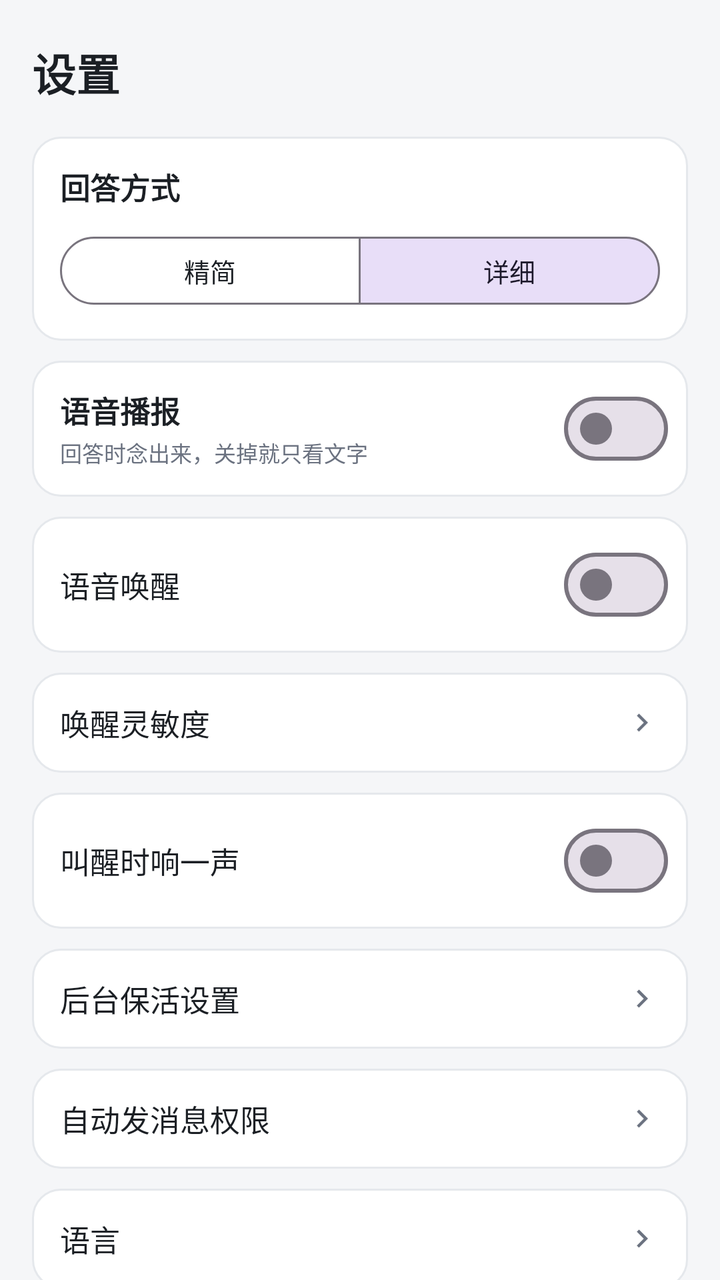
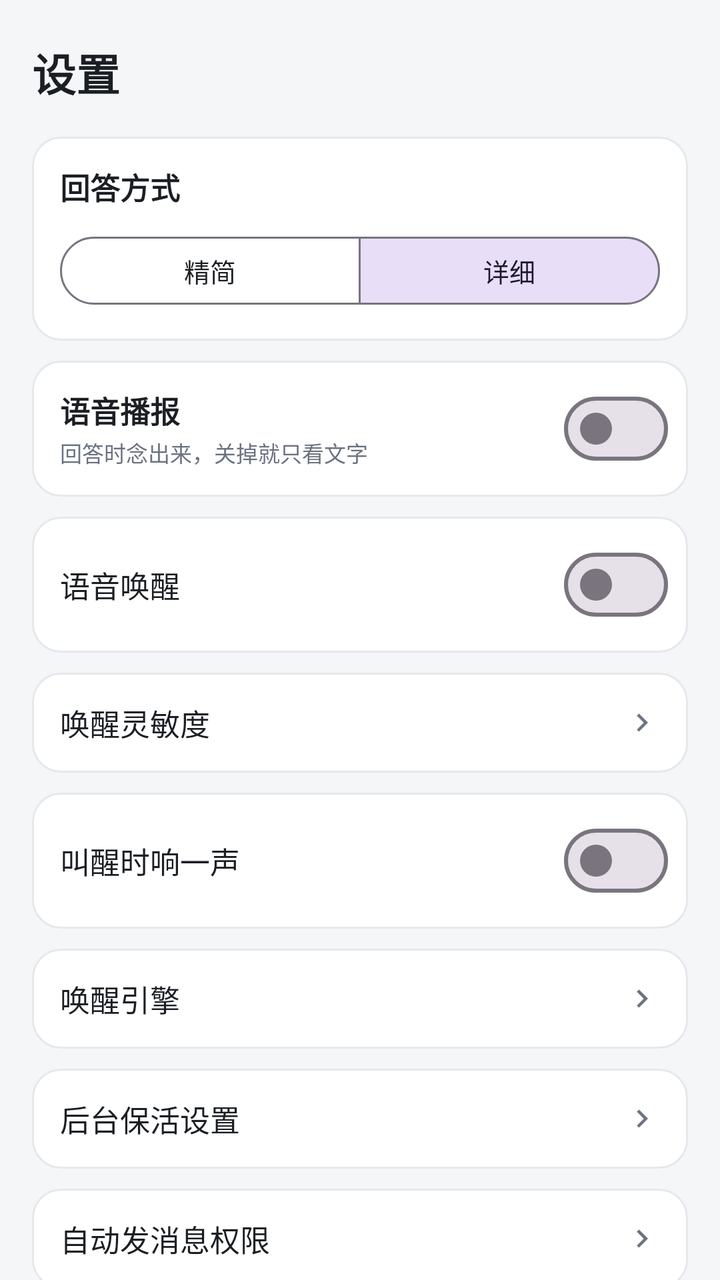

An Android layout rendered at two revisions. The XML below is the earlier revision; the diff shows what the commit changed to produce the second picture.
<!-- AndroidManifest.xml: application theme Theme.VoiceAssistant -->
<!-- res/layout/fragment_settings.xml -->
<?xml version="1.0" encoding="utf-8"?>
<ScrollView xmlns:android="http://schemas.android.com/apk/res/android"
    xmlns:app="http://schemas.android.com/apk/res-auto"
    android:layout_width="match_parent"
    android:layout_height="match_parent"
    android:background="@color/bg_app"
    android:fillViewport="true"
    android:scrollbars="none">

    <LinearLayout
        android:layout_width="match_parent"
        android:layout_height="wrap_content"
        android:orientation="vertical"
        android:paddingStart="16dp"
        android:paddingTop="20dp"
        android:paddingEnd="16dp"
        android:paddingBottom="28dp">

        <TextView
            android:layout_width="wrap_content"
            android:layout_height="wrap_content"
            android:text="@string/settings_title"
            android:textColor="@color/text_primary"
            android:textSize="22sp"
            android:textStyle="bold" />

        
        <LinearLayout
            android:layout_width="match_parent"
            android:layout_height="wrap_content"
            android:layout_marginTop="16dp"
            android:background="@drawable/bg_card"
            android:orientation="vertical"
            android:padding="14dp">

            <TextView
                android:layout_width="wrap_content"
                android:layout_height="wrap_content"
                android:text="@string/settings_answer_style"
                android:textColor="@color/text_primary"
                android:textSize="15sp"
                android:textStyle="bold" />

            <com.google.android.material.button.MaterialButtonToggleGroup
                android:id="@+id/toggleStyle"
                android:layout_width="match_parent"
                android:layout_height="wrap_content"
                android:layout_marginTop="10dp"
                app:checkedButton="@+id/btnStyleDetailed"
                app:selectionRequired="true"
                app:singleSelection="true">

                <com.google.android.material.button.MaterialButton
                    android:id="@+id/btnStyleConcise"
                    style="@style/Widget.Material3.Button.OutlinedButton"
                    android:layout_width="0dp"
                    android:layout_height="wrap_content"
                    android:layout_weight="1"
                    android:minHeight="42dp"
                    android:text="@string/settings_style_concise"
                    android:textSize="13sp" />

                <com.google.android.material.button.MaterialButton
                    android:id="@+id/btnStyleDetailed"
                    style="@style/Widget.Material3.Button.OutlinedButton"
                    android:layout_width="0dp"
                    android:layout_height="wrap_content"
                    android:layout_weight="1"
                    android:minHeight="42dp"
                    android:text="@string/settings_style_detailed"
                    android:textSize="13sp" />
            </com.google.android.material.button.MaterialButtonToggleGroup>
        </LinearLayout>

        
        <LinearLayout
            android:layout_width="match_parent"
            android:layout_height="wrap_content"
            android:layout_marginTop="10dp"
            android:background="@drawable/bg_card"
            android:gravity="center_vertical"
            android:orientation="horizontal"
            android:paddingStart="14dp"
            android:paddingTop="10dp"
            android:paddingEnd="10dp"
            android:paddingBottom="10dp">

            <LinearLayout
                android:layout_width="0dp"
                android:layout_height="wrap_content"
                android:layout_weight="1"
                android:orientation="vertical">

                <TextView
                    android:layout_width="wrap_content"
                    android:layout_height="wrap_content"
                    android:text="@string/settings_speak"
                    android:textColor="@color/text_primary"
                    android:textSize="15sp"
                    android:textStyle="bold" />

                <TextView
                    android:layout_width="wrap_content"
                    android:layout_height="wrap_content"
                    android:layout_marginTop="2dp"
                    android:text="@string/settings_speak_desc"
                    android:textColor="@color/text_secondary"
                    android:textSize="11sp" />
            </LinearLayout>

            <com.google.android.material.materialswitch.MaterialSwitch
                android:id="@+id/switchSpeak"
                android:layout_width="wrap_content"
                android:layout_height="wrap_content" />
        </LinearLayout>

        
        <LinearLayout
            android:layout_width="match_parent"
            android:layout_height="wrap_content"
            android:layout_marginTop="10dp"
            android:background="@drawable/bg_card"
            android:gravity="center_vertical"
            android:orientation="horizontal"
            android:paddingStart="14dp"
            android:paddingTop="10dp"
            android:paddingEnd="10dp"
            android:paddingBottom="10dp">

            <TextView
                android:layout_width="0dp"
                android:layout_height="wrap_content"
                android:layout_weight="1"
                android:text="@string/settings_wake"
                android:textColor="@color/text_primary"
                android:textSize="15sp" />

            <com.google.android.material.materialswitch.MaterialSwitch
                android:id="@+id/switchWake"
                android:layout_width="wrap_content"
                android:layout_height="wrap_content" />
        </LinearLayout>

        
        <LinearLayout
            android:id="@+id/rowWakeSensitivity"
            android:layout_width="match_parent"
            android:layout_height="wrap_content"
            android:layout_marginTop="10dp"
            android:background="@drawable/bg_card"
            android:clickable="true"
            android:focusable="true"
            android:foreground="?attr/selectableItemBackground"
            android:gravity="center_vertical"
            android:orientation="horizontal"
            android:padding="14dp">

            <TextView
                android:layout_width="0dp"
                android:layout_height="wrap_content"
                android:layout_weight="1"
                android:text="@string/settings_wake_sensitivity"
                android:textColor="@color/text_primary"
                android:textSize="15sp" />

            <TextView
                android:id="@+id/tvWakeSensitivityValue"
                android:layout_width="wrap_content"
                android:layout_height="wrap_content"
                android:textColor="@color/text_secondary"
                android:textSize="14sp" />

            <ImageView
                android:layout_width="18dp"
                android:layout_height="18dp"
                android:layout_marginStart="6dp"
                android:contentDescription="@string/settings_wake_sensitivity"
                android:rotation="-90"
                android:src="@drawable/ic_chevron_down"
                app:tint="@color/text_secondary" />
        </LinearLayout>

        
        <LinearLayout
            android:layout_width="match_parent"
            android:layout_height="wrap_content"
            android:layout_marginTop="10dp"
            android:background="@drawable/bg_card"
            android:gravity="center_vertical"
            android:orientation="horizontal"
            android:paddingStart="14dp"
            android:paddingTop="10dp"
            android:paddingEnd="10dp"
            android:paddingBottom="10dp">

            <TextView
                android:layout_width="0dp"
                android:layout_height="wrap_content"
                android:layout_weight="1"
                android:text="@string/settings_wake_beep"
                android:textColor="@color/text_primary"
                android:textSize="15sp" />

            <com.google.android.material.materialswitch.MaterialSwitch
                android:id="@+id/switchWakeBeep"
                android:layout_width="wrap_content"
                android:layout_height="wrap_content" />
        </LinearLayout>

        
        <LinearLayout
            android:id="@+id/rowBattery"
            android:layout_width="match_parent"
            android:layout_height="wrap_content"
            android:layout_marginTop="10dp"
            android:background="@drawable/bg_card"
            android:clickable="true"
            android:focusable="true"
            android:foreground="?attr/selectableItemBackground"
            android:gravity="center_vertical"
            android:orientation="horizontal"
            android:padding="14dp">

            <TextView
                android:layout_width="0dp"
                android:layout_height="wrap_content"
                android:layout_weight="1"
                android:text="@string/settings_battery"
                android:textColor="@color/text_primary"
                android:textSize="15sp" />

            <ImageView
                android:layout_width="18dp"
                android:layout_height="18dp"
                android:contentDescription="@string/settings_battery"
                android:rotation="-90"
                android:src="@drawable/ic_chevron_down"
                app:tint="@color/text_secondary" />
        </LinearLayout>

        
        <LinearLayout
            android:id="@+id/rowAccessibility"
            android:layout_width="match_parent"
            android:layout_height="wrap_content"
            android:layout_marginTop="10dp"
            android:background="@drawable/bg_card"
            android:clickable="true"
            android:focusable="true"
            android:foreground="?attr/selectableItemBackground"
            android:gravity="center_vertical"
            android:orientation="horizontal"
            android:padding="14dp">

            <TextView
                android:layout_width="0dp"
                android:layout_height="wrap_content"
                android:layout_weight="1"
                android:text="@string/settings_access"
                android:textColor="@color/text_primary"
                android:textSize="15sp" />

            <ImageView
                android:layout_width="18dp"
                android:layout_height="18dp"
                android:contentDescription="@string/settings_access"
                android:rotation="-90"
                android:src="@drawable/ic_chevron_down"
                app:tint="@color/text_secondary" />
        </LinearLayout>

        
        <LinearLayout
            android:id="@+id/rowLanguage"
            android:layout_width="match_parent"
            android:layout_height="wrap_content"
            android:layout_marginTop="10dp"
            android:background="@drawable/bg_card"
            android:clickable="true"
            android:focusable="true"
            android:foreground="?attr/selectableItemBackground"
            android:gravity="center_vertical"
            android:orientation="horizontal"
            android:padding="14dp">

            <TextView
                android:layout_width="0dp"
                android:layout_height="wrap_content"
                android:layout_weight="1"
                android:text="@string/settings_language"
                android:textColor="@color/text_primary"
                android:textSize="15sp" />

            <TextView
                android:id="@+id/tvLanguageValue"
                android:layout_width="wrap_content"
                android:layout_height="wrap_content"
                android:layout_marginEnd="6dp"
                android:textColor="@color/text_secondary"
                android:textSize="14sp" />

            <ImageView
                android:layout_width="18dp"
                android:layout_height="18dp"
                android:contentDescription="@string/settings_language_title"
                android:rotation="-90"
                android:src="@drawable/ic_chevron_down"
                app:tint="@color/text_secondary" />
        </LinearLayout>

        
        <LinearLayout
            android:layout_width="match_parent"
            android:layout_height="wrap_content"
            android:layout_marginTop="10dp"
            android:background="@drawable/bg_card"
            android:orientation="vertical"
            android:padding="14dp">

            <TextView
                android:layout_width="wrap_content"
                android:layout_height="wrap_content"
                android:text="@string/settings_account"
                android:textColor="@color/text_primary"
                android:textSize="15sp"
                android:textStyle="bold" />

            <TextView
                android:id="@+id/tvAccount"
                android:layout_width="match_parent"
                android:layout_height="wrap_content"
                android:layout_marginTop="6dp"
                android:textColor="@color/text_secondary"
                android:textSize="13sp" />

            <com.google.android.material.button.MaterialButton
                android:id="@+id/btnLogout"
                style="@style/Widget.Material3.Button.OutlinedButton"
                android:layout_width="match_parent"
                android:layout_height="wrap_content"
                android:layout_marginTop="10dp"
                android:text="@string/settings_logout"
                android:textSize="13sp"
                app:cornerRadius="18dp" />
        </LinearLayout>

        
        <LinearLayout
            android:layout_width="match_parent"
            android:layout_height="wrap_content"
            android:layout_marginTop="10dp"
            android:background="@drawable/bg_card"
            android:orientation="vertical"
            android:padding="14dp">

            <TextView
                android:layout_width="wrap_content"
                android:layout_height="wrap_content"
                android:text="@string/settings_about"
                android:textColor="@color/text_primary"
                android:textSize="15sp"
                android:textStyle="bold" />

            <TextView
                android:id="@+id/tvVersion"
                android:layout_width="match_parent"
                android:layout_height="wrap_content"
                android:layout_marginTop="6dp"
                android:textColor="@color/text_secondary"
                android:textSize="13sp" />

            <View
                android:layout_width="match_parent"
                android:layout_height="1dp"
                android:layout_marginTop="12dp"
                android:layout_marginBottom="4dp"
                android:background="@color/bubble_bot_stroke" />

            
            <LinearLayout
                android:id="@+id/rowModel"
                android:layout_width="match_parent"
                android:layout_height="wrap_content"
                android:background="?attr/selectableItemBackground"
                android:clickable="true"
                android:focusable="true"
                android:gravity="center_vertical"
                android:minHeight="44dp"
                android:orientation="horizontal">

                <TextView
                    android:layout_width="0dp"
                    android:layout_height="wrap_content"
                    android:layout_weight="1"
                    android:text="@string/settings_model_row"
                    android:textColor="@color/text_primary"
                    android:textSize="15sp" />

                <TextView
                    android:id="@+id/tvModelValue"
                    android:layout_width="wrap_content"
                    android:layout_height="wrap_content"
                    android:layout_marginEnd="6dp"
                    android:textColor="@color/text_secondary"
                    android:textSize="14sp" />

                <ImageView
                    android:layout_width="18dp"
                    android:layout_height="18dp"
                    android:contentDescription="@string/settings_model_row"
                    android:rotation="-90"
                    android:src="@drawable/ic_chevron_down"
                    app:tint="@color/text_secondary" />
            </LinearLayout>

            <com.google.android.material.button.MaterialButton
                android:id="@+id/btnResetSettings"
                style="@style/Widget.Material3.Button.OutlinedButton"
                android:layout_width="match_parent"
                android:layout_height="wrap_content"
                android:layout_marginTop="10dp"
                android:text="@string/settings_reset"
                android:textSize="13sp"
                app:cornerRadius="18dp" />
        </LinearLayout>

    </LinearLayout>
</ScrollView>
<!-- resources referenced by this layout -->
<resources>
  <color name="bg_app">#F5F6F8</color>
  <color name="bubble_bot_stroke">#E5E8EC</color>
  <color name="text_primary">#1B1F24</color>
  <color name="text_secondary">#6B7280</color>
  <!-- drawable bg_card (drawable) -->
  <?xml version="1.0" encoding="utf-8"?>
  <shape xmlns:android="http://schemas.android.com/apk/res/android"
      android:shape="rectangle">
      <solid android:color="@color/surface" />
      <corners android:radius="14dp" />
      <stroke
          android:width="1dp"
          android:color="@color/bubble_bot_stroke" />
  </shape>
  <!-- drawable ic_chevron_down (drawable) -->
  <vector xmlns:android="http://schemas.android.com/apk/res/android"
      android:width="24dp"
      android:height="24dp"
      android:viewportWidth="24"
      android:viewportHeight="24">
      <path
          android:fillColor="#FF000000"
          android:pathData="M7.41,8.59L12,13.17l4.59,-4.58L18,10l-6,6 -6,-6 1.41,-1.41z" />
  </vector>
  <string name="settings_about">关于</string>
  <string name="settings_access">自动发消息权限</string>
  <string name="settings_account">账号</string>
  <string name="settings_answer_style">回答方式</string>
  <string name="settings_battery">后台保活设置</string>
  <string name="settings_language">语言</string>
  <string name="settings_language_title">选择界面语言</string>
  <string name="settings_logout">退出登录</string>
  <string name="settings_model_row">AI 模型</string>
  <string name="settings_reset">恢复默认设置</string>
  <string name="settings_speak">语音播报</string>
  <string name="settings_speak_desc">回答时念出来，关掉就只看文字</string>
  <string name="settings_style_concise">精简</string>
  <string name="settings_style_detailed">详细</string>
  <string name="settings_title">设置</string>
  <string name="settings_wake">语音唤醒</string>
  <string name="settings_wake_beep">叫醒时响一声</string>
  <string name="settings_wake_sensitivity">唤醒灵敏度</string>
  <style name="Theme.VoiceAssistant" parent="Base.Theme.VoiceAssistant" />
  <color name="surface">#FFFFFFFF</color>
  <style name="Base.Theme.VoiceAssistant" parent="Theme.Material3.Light.NoActionBar">
          
          <item name="colorPrimary">@color/brand_primary</item>
          <item name="colorOnPrimary">@color/white</item>
          <item name="colorPrimaryContainer">@color/chip_bg</item>
          <item name="colorOnPrimaryContainer">@color/brand_primary_dark</item>
          <item name="colorSurface">@color/surface</item>
          <item name="colorOnSurface">@color/text_primary</item>
          <item name="colorSurfaceVariant">@color/input_bg</item>
          <item name="colorOnSurfaceVariant">@color/text_secondary</item>
          <item name="android:colorBackground">@color/bg_app</item>
  
          
          <item name="android:windowBackground">@color/bg_app</item>
  
          
          <item name="android:statusBarColor">@android:color/transparent</item>
          <item name="android:navigationBarColor">@android:color/transparent</item>
          <item name="android:windowLightStatusBar">true</item>
          <item name="android:windowLightNavigationBar">true</item>
          <item name="android:windowDrawsSystemBarBackgrounds">true</item>
  
          
          <item name="android:forceDarkAllowed" tools:targetApi="q">false</item>
      </style>
  <color name="brand_primary">#2F6FED</color>
  <color name="white">#FFFFFFFF</color>
  <color name="chip_bg">#EAF1FE</color>
  <color name="brand_primary_dark">#1E4FBF</color>
  <color name="input_bg">#F1F3F5</color>
</resources>

<!-- the commit's change to res/layout/fragment_settings.xml (unified diff, before → after) -->
@@ -209,6 +209,45 @@
 
         
         <LinearLayout
+            android:id="@+id/rowWakeEngine"
+            android:layout_width="match_parent"
+            android:layout_height="wrap_content"
+            android:layout_marginTop="10dp"
+            android:background="@drawable/bg_card"
+            android:clickable="true"
+            android:focusable="true"
+            android:foreground="?attr/selectableItemBackground"
+            android:gravity="center_vertical"
+            android:orientation="horizontal"
+            android:padding="14dp">
+
+            <TextView
+                android:layout_width="0dp"
+                android:layout_height="wrap_content"
+                android:layout_weight="1"
+                android:text="@string/settings_wake_engine"
+                android:textColor="@color/text_primary"
+                android:textSize="15sp" />
+
+            <TextView
+                android:id="@+id/tvWakeEngineValue"
+                android:layout_width="wrap_content"
+                android:layout_height="wrap_content"
+                android:textColor="@color/text_secondary"
+                android:textSize="14sp" />
+
+            <ImageView
+                android:layout_width="18dp"
+                android:layout_height="18dp"
+                android:layout_marginStart="6dp"
+                android:contentDescription="@string/settings_wake_engine"
+                android:rotation="-90"
+                android:src="@drawable/ic_chevron_down"
+                app:tint="@color/text_secondary" />
+        </LinearLayout>
+
+        
+        <LinearLayout
             android:id="@+id/rowBattery"
             android:layout_width="match_parent"
             android:layout_height="wrap_content"
<!-- resource entries referenced after the edit -->
@@ -41,6 +41,7 @@
   <string name="settings_title">设置</string>
   <string name="settings_wake">语音唤醒</string>
   <string name="settings_wake_beep">叫醒时响一声</string>
+  <string name="settings_wake_engine">唤醒引擎</string>
   <string name="settings_wake_sensitivity">唤醒灵敏度</string>
   <style name="Theme.VoiceAssistant" parent="Base.Theme.VoiceAssistant" />
   <color name="surface">#FFFFFFFF</color>
